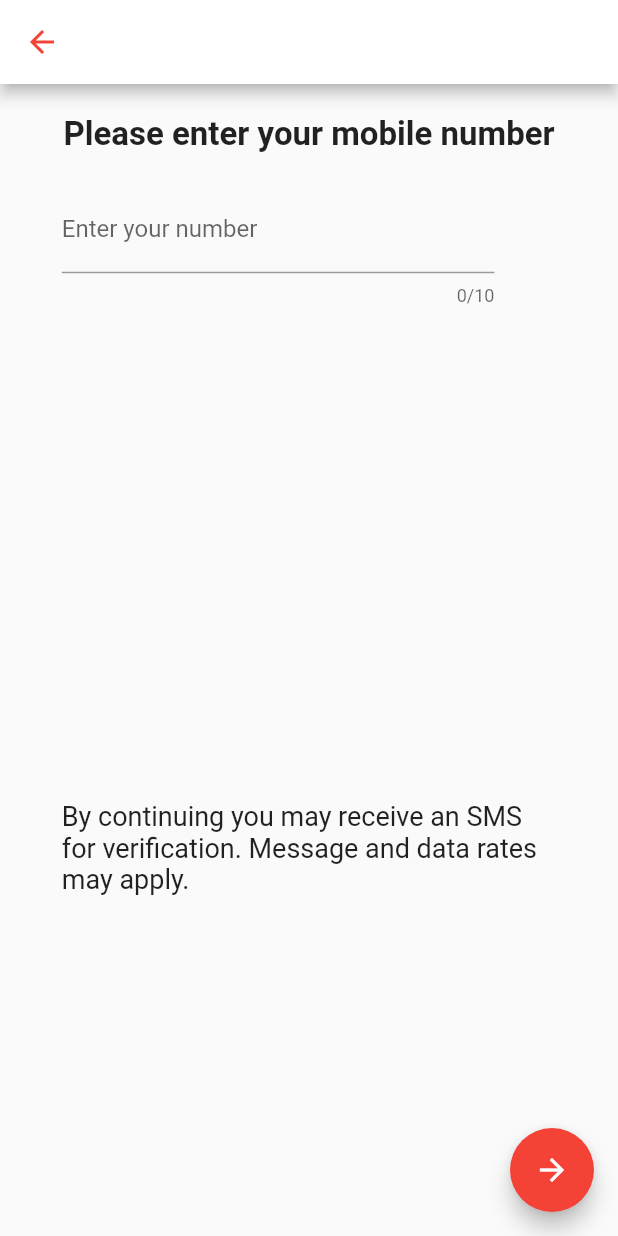
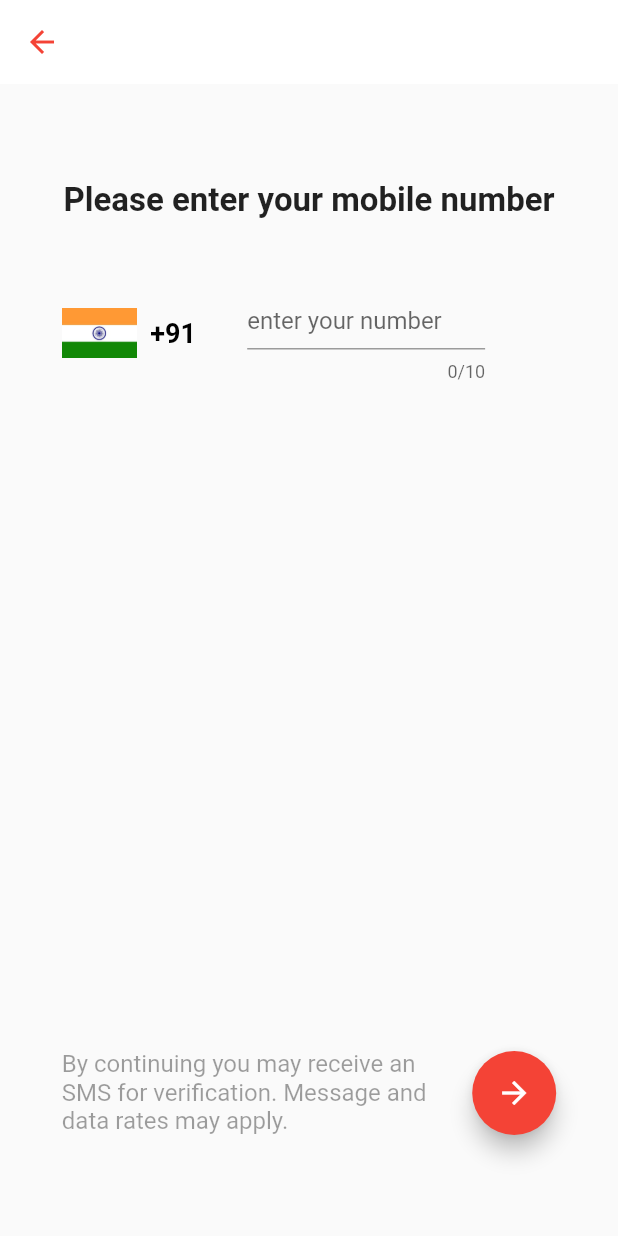
Before and after one commit to jayaprakashreddy-dev/Dooit, a Flutter app: the screen it shows after launch, after a tap on "Enter your mobile number", on a phone screen of 412 x 824 dp. Run offline on Flutter 3.47's test engine with Material 2 defaults, Android fonts, the phone set to English and light mode, and no system bars; network calls fail.

Commit message:
includes logo

```diff
--- /dev/null
+++ b/lib/Info/variables.dart
@@ -0,0 +1,12 @@
+// class Data {
+//   main() {
+//     gl
+//   }
+// }
+
+
+import 'package:flutter/cupertino.dart';
+
+final TextEditingController OtpEntered =new TextEditingController();
+final TextEditingController MobileNumber =new TextEditingController();
+const url="http://34.93.104.9:3000/api";
--- a/lib/Jatin/Logo.dart
+++ b/lib/Jatin/Logo.dart
@@ -2,6 +2,7 @@ import 'package:dooit/Arrangements/ShowImage.dart';
 import 'package:dooit/Arrangements/SizeModification.dart';
 import 'package:flutter/cupertino.dart';
 import 'package:flutter/material.dart';
+import 'package:flutter/rendering.dart';
 
 class Logo extends StatefulWidget{
   @override
@@ -16,49 +17,78 @@ class _LogoState extends State<Logo> {
     return MaterialApp(
       debugShowCheckedModeBanner: false,
       home: Scaffold(
-      body: Container(
-        child: ListView(
+      body:Column(
           children: <Widget>[
-          Column(
+            Container(
+            height: MediaQuery.of(context).size.height*0.6,
+              width: MediaQuery.of(context).size.width*1,
+              child:Padding(
+                padding: EdgeInsets.only(top: 50.0),
+                child:ShowImage("logo"),),
+            ),
+           Container(
+            height: MediaQuery.of(context).size.height*0.4,
+            width: MediaQuery.of(context).size.height*1,
+            child: Column(
+              mainAxisAlignment: MainAxisAlignment.center,
               children: <Widget>[
-              // Padding(
-
-
-              //     padding: EdgeInsets.only(top:SizeConfig.blockSizeVertical * 5.09,bottom: SizeConfig.blockSizeVertical * 5.24),
-              SizedBox(
-                height: MediaQuery.of(context).size.height/20,
+              Padding(
+                padding: EdgeInsets.only(top: 100.0),
+                child: Text(
+                  "Start DOOing with DOO.it",
+                  style: TextStyle(
+                    fontSize: 28.0,
+                    color: Colors.black,
+                    fontWeight:FontWeight.bold,
+                    )
                 ),
-              SizedBox(
-                height: MediaQuery.of(context).size.height/2.16,
-                width: MediaQuery.of(context).size.width/1,
-                              child:ShowImage("logo"),
               ),
+              Row(
+                children: <Widget>[
                  Padding(
-
-                  padding: EdgeInsets.only(top:SizeConfig.blockSizeVertical * 20,bottom:15.4,left: 9.6),
-                  child: Text("Start DOOing with DOO.it",style:TextStyle(color:Colors.black,fontWeight: FontWeight.bold,fontSize: SizeConfig.blockSizeVertical * 3)),
+                  padding: EdgeInsets.only(top: 44.0,bottom: 10.0),
+                  child: SizedBox(
+                  height: 60.0,
+                 width: MediaQuery.of(context).size.width*1,
+                 child :Row(
+                  children: <Widget>[
+                    Padding(
+                      padding: EdgeInsets.only(left: 25.0),
+                      child:SizedBox(
+                        height: 30.0,
+                        width: 50.0,
+                        child: ShowImage("india"),
                       ),
-                 SizedBox(
-                   height: MediaQuery.of(context).size.height/20,
-                   child: RaisedButton(
-                     child: Text("Enter your mobile number"),
-                     onPressed: (){
+                    ),
+                    Text("    "),
+                      Text("   +91  ",
+                      style: TextStyle(
+                    fontSize: 18.0,
+                    color: Colors.black,
+                    fontWeight: FontWeight.bold,
+                  )),
+                  InkWell(
+                  child:Text("Enter your mobile number",
+                  style: TextStyle(
+                  fontSize: 18.0,
+                  color: Colors.black38,)
+                  ),
+                  onTap: (){
                     Navigator.pushNamed(context, "NumberEntry");
                   },
                 ),
+                   ],
                  )
-                //  Padding(
-
-                //   padding: EdgeInsets.only(top:SizeConfig.blockSizeVertical * 0,bottom:5.4,left: 9.6),
-                //   child:,
-                //  )
-
+              ),
+              )
                 ],
               )
             ],
           ),
       ),
-    ),
+          ],
+      )
+      )
     );
   }
 }
--- a/lib/Jatin/NumberEntry.dart
+++ b/lib/Jatin/NumberEntry.dart
@@ -1,12 +1,11 @@
 import 'dart:convert';
-
 import 'package:dooit/Arrangements/SizeModification.dart';
-import 'package:dooit/Jatin/OtpEnter.dart';
-import 'package:dooit/apis/api_service.dart';
 import 'package:flutter/cupertino.dart';
 import 'package:flutter/material.dart';
 import 'package:flutter/material.dart' as prefix0;
 import 'package:http/http.dart' as http;
+import '../Info/variables.dart' as global;
+import '../Arrangements/ShowImage.dart';
 
 
 class NumberEntry extends StatefulWidget{
@@ -23,76 +22,17 @@ class _NumberEntryState extends State<NumberEntry> {
     final SnackBar =new prefix0.SnackBar(
       content: new Text(me),
       duration: new Duration(seconds: 1),
-      // action: new SnackBarAction(
-      //   label: "OK",onPressed: (){
-      //     // Navigator.pushNamed(context, ;
-      //     // exit(0);
-      //   },
-      // ),
-      // backgroundColor: Colors.blue,
     );
     _scaffoldkey.currentState.showSnackBar(SnackBar);
   }
   final JsonDecoder _decoder = new JsonDecoder();
-  // Future<dynamic> post() {
-  //   print("in post");
-  //   return http.post(
-  //     "http://34.93.104.9:3000/api/signup",
-  //     body: json.encode({
-  //       "phone": MobileNumber
-  //     }),
-  //     headers: {"Accept": "application/json","Content-type": "application/json",},
-  //   ).then((http.Response response) {
-  //     print("after response");
-  //     // final String res = response.body;
-  //     final int statusCode = response.statusCode;
-
-  //     if (statusCode < 200 || statusCode > 400 || json == null) {
-  //       throw new Exception("Error while fetching data");
-  //     }
-  //     return _decoder.convert(response.body);
-
-
-  //           // Map data={
-  //           //   "phone":MobileNumber.text
-  //           // };
-  //           // var jsonResponse=null;
-  //           // var response =await http.post("http://34.93.104.9:3000/api/signup",body: data);
-  //           // callSnackBar("await completed");
-  //           // print("after");
-  //           // if(response.statusCode==200)
-  //           // {
-  //           //   callSnackBar("In respnse with 200");
-  //           //    jsonResponse = json.decode(response.body);
-  //           //   // jsonData=json
-  //           //   print(
-  //           //   "s");
-
-  //           //   print(jsonResponse);
-  //           //   if(jsonResponse['success']==true)
-  //           //   {
-  //           //     callSnackBar("Otp sent to your mobile");
-  //           //     print("true");
-  //           //     // OtpEnter(MobileNumber);
-  //           //     // Navigator.pushNamed(context, "OtpPage");
-
-  //           //      Navigator.push(
-  //           //               context,
-  //           //               MaterialPageRoute(
-  //           //                   builder: (context) => OtpEnter(
-  //           //                       MobileNumber)));
-
-
-  //   });
-  // }
-
-  final TextEditingController MobileNumber =new TextEditingController();
   @override
   Widget build(BuildContext context) {
     SizeConfig().init(context);
     return Scaffold(
       key: _scaffoldkey,
       appBar: new AppBar(
+        elevation: 0.0,
         backgroundColor: Colors.white,
         leading: new IconButton(
           icon: new Icon(Icons.arrow_back, color: Colors.red),
@@ -104,9 +44,12 @@ class _NumberEntryState extends State<NumberEntry> {
             padding:  EdgeInsets.only(top:SizeConfig.blockSizeHorizontal* 5,),
             child: Column(
               children: <Widget>[
-                Text(
+            Padding(
+            padding: EdgeInsets.only(top: 44.0,bottom: 10.0),
+              child:Text(
                   "Please enter your mobile number",
                   style: TextStyle(fontSize: 22.0, fontWeight: FontWeight.bold),
+                ),
             ),
               ],
             ),
@@ -114,56 +57,76 @@ class _NumberEntryState extends State<NumberEntry> {
           new Container(
               padding:EdgeInsets.only(left:SizeConfig.blockSizeVertical* 5,top: SizeConfig.blockSizeHorizontal* 5,right: SizeConfig.blockSizeVertical* 10),
               child: new Column(
-                // mainAxisAlignment: MainAxisAlignment.center,
+
+                //mainAxisAlignment: MainAxisAlignment.center,
                 children: <Widget>[
-                  new TextFormField(
-                    controller: MobileNumber,
+                Row(
+                  //mainAxisAlignment: MainAxisAlignment.spaceBetween,
+                  children: <Widget>[
+                  SizedBox(
+                  height: 90.0,
+                  width:SizeConfig.blockSizeHorizontal* 30,
+                  child:Container(
+                    child: Row(
+                      children: <Widget>[
+                        SizedBox(
+                          height: 40.0,
+                          width: 50.0,
+                          child: ShowImage("india"),
+                        ),
+
+
+
+                        Text("  +91 ",
+                            style: TextStyle(
+                              fontSize: 18.0,
+                              color: Colors.black,
+                              fontWeight: FontWeight.bold,
+                            )
+                        ),
+                      ],
+                    ),
+                  ),
+                ),
+
+
+                SizedBox(
+     height: 60.0,
+     width:SizeConfig.blockSizeHorizontal* 38.5,
+     child:   TextFormField(
+       controller: global.MobileNumber,
        maxLength: 10,
        decoration: new InputDecoration(
-                      labelText: "Enter your number",
+
           hintStyle: null,
+         hintText: "enter your number"
        ),
        keyboardType: TextInputType.number,
      ),
+ ),
+                  ],
+                ),
+
                 ],
               )),
           Container(
-            padding: EdgeInsets.only(top: SizeConfig.blockSizeHorizontal* 80, left: SizeConfig.blockSizeVertical* 5, right: SizeConfig.blockSizeVertical* 5,),
+            padding: EdgeInsets.only(top: SizeConfig.blockSizeHorizontal* 105, left: SizeConfig.blockSizeVertical* 5, right: SizeConfig.blockSizeVertical* 5,),
 
             //  width:282.0,
             //  height:44.0,
 
-            child: Column(
+            child: Row(
+              mainAxisAlignment: MainAxisAlignment.spaceBetween,
               children: <Widget>[
-                Text(
+    SizedBox(
+      height: MediaQuery.of(context).size.height*0.07,
+      width: MediaQuery.of(context).size.width*0.6,
+    child:Text(
+
                   "By continuing you may receive an SMS for verification. Message and data rates may apply.",
-                  style: TextStyle(fontSize: 18.0, fontWeight: FontWeight.w400),
-                ),
-              ],
-            ),
-          ),
-          Container(
-            padding:
-                const EdgeInsets.only(top: 630.0, left: 22.5, right: 150.0),
-
-            //  width:282.0,
-            //  height:44.0,
-
-            // child: Column(
-            //   children: <Widget>[
-            //     Text(
-            //       "Edit my mobile number",
-            //       style: TextStyle(
-            //           color: Colors.red,
-            //           fontSize: 20.0,
-            //           fontWeight: FontWeight.w300),
-            //     ),
-            //   ],
-            // ),
-          ),
-        ],
-      ),
-      floatingActionButton: FloatingActionButton(
+                  style: TextStyle(fontSize: 16.0, color: Colors.black38),
+                ),),
+               FloatingActionButton(
                     onPressed: () async{
                       callSnackBar("OTP is sending to your Number....");
                       // Post newPost = new Post(
@@ -175,7 +138,7 @@ class _NumberEntryState extends State<NumberEntry> {
                       await   http.post(
                         "http://34.93.104.9:3000/api/signup",
                         body: json.encode({
-        "phone": MobileNumber.text
+                          "phone": global.MobileNumber.text
                         }),
                         headers: {"Accept": "application/json","Content-type": "application/json",},
                       ).then((http.Response response) {
@@ -188,60 +151,19 @@ class _NumberEntryState extends State<NumberEntry> {
                           if(jsonResponse['success']==true)
                           {
                             callSnackBar("Otp is sent to your number");
-         Navigator.push(
-                          context,
-                          MaterialPageRoute(
-                              builder: (context) => OtpEnter(
-                                  MobileNumber)));
+                            Navigator.pushNamed(context, "OtpPage");
+                            // Navigator.push(
+                            //     context,
+                            //     MaterialPageRoute(
+                            //         builder: (context) => OtpEnter(
+                            //             global.MobileNumber)));
 
                           }
                           else if(jsonResponse['success']==false){
                             callSnackBar("Failed to send Otp,Please Try again");
                           }
                         }
-      // else{
-      //   callSnackBar("after");
-      //    Navigator.push(
-      //                     context,
-      //                     MaterialPageRoute(
-      //                         builder: (context) => OtpEnter(
-      //                             MobileNumber)));
-
-      // }
-
                       });
-            // Map data={
-            //   "phone":MobileNumber.text
-            // };
-            // var jsonResponse=null;
-            // var response =await http.post("http://34.93.104.9:3000/api/signup",body: data);
-            // callSnackBar("await completed");
-            // print("after");
-            // if(response.statusCode==200)
-            // {
-            //   callSnackBar("In respnse with 200");
-            //    jsonResponse = json.decode(response.body);
-            //   // jsonData=json
-            //   print(
-            //   "s");
-
-            //   print(jsonResponse);
-            //   if(jsonResponse['success']==true)
-            //   {
-            //     callSnackBar("Otp sent to your mobile");
-            //     print("true");
-            //     // OtpEnter(MobileNumber);
-            //     // Navigator.pushNamed(context, "OtpPage");
-
-
-            //   }
-            //   else{
-            //     callSnackBar("Otp failed to send  Retry");
-            //   }
-            // }
-
-
-          // Navigator.pushNamed(context, "OtpPage");
                     },
 
                     child: Icon(
@@ -249,8 +171,18 @@ class _NumberEntryState extends State<NumberEntry> {
                       color: Colors.white,
                     ),
                     backgroundColor: Colors.red,
+
 //  FloatingActionButtonLocation.centerFloat,
                   ),
+
+
+              ],
+            ),
+          ),
+
+        ],
+      ),
+
     );
   }
 }
--- a/lib/Jatin/OtpEnter.dart
+++ b/lib/Jatin/OtpEnter.dart
@@ -3,6 +3,7 @@ import 'dart:convert';
 import 'package:dooit/Arrangements/SizeModification.dart';
 import 'package:flutter/cupertino.dart';
 import 'package:flutter/material.dart';
+import '../Info/variables.dart' as global;
 import 'package:flutter/material.dart' as prefix0;
 import 'package:http/http.dart' as http;
 
@@ -30,19 +31,6 @@ class OtpEnter extends StatelessWidget {
     _scaffoldkey.currentState.showSnackBar(SnackBar);
   }
 
-  // Widget OtpError(){
-
-  //   return ListView(
-  //     children: <Widget>[
-  //       Text("Please Enter correct OTP"),
-  //     ],
-  //   );
-  // }
-
-  OtpEnter(this.MobileEntered);
-  final MobileEntered;
-
-  final TextEditingController OtpEntered =new TextEditingController();
   @override
    Widget build(BuildContext context) {
     SizeConfig().init(context);
@@ -77,7 +65,7 @@ class OtpEnter extends StatelessWidget {
                 children: <Widget>[
                   new TextFormField(
                     maxLength: 6,
-                    controller: OtpEntered,
+                    controller: global.OtpEntered,
                     decoration: new InputDecoration(
                       labelText: "Enter your OTP",
                       hintStyle: null,
@@ -136,8 +124,8 @@ class OtpEnter extends StatelessWidget {
           print("befoe");
 
             Map data={
-              "phone":MobileEntered.text,
-              "otp":OtpEntered.text
+              "phone":global.MobileNumber.text,
+              "otp":global.OtpEntered.text
             };
             var jsonResponse;
             var response =await http.post("http://34.93.104.9:3000/api/login",body: data);
--- a/lib/apis/api_service.dart
+++ b/lib/apis/api_service.dart
@@ -11,15 +11,10 @@
 
 
 
-import 'package:flutter/cupertino.dart';
-
-class Controllers {
-
-  String MobileNumberInput;
-
-  // final TextEditingController MobileNumberInput=new TextEditingController();
-  final TextEditingController OtpEnteredInput =new TextEditingController();
-}
+import 'dart:convert';
+import '../Info/variables.dart' as global;
+import 'package:http/http.dart' as http;
+// import 'package:flutter/cupertino.dart';
 
 
 // class ApiService{
@@ -60,6 +55,26 @@ class Controllers {
 //               }
 //             }
 
+
 //   }
 
 // }
+
+
+class ApiService {
+
+
+                Future CallPost()async{
+                    await   http.post(
+                                  "${global.url}/signup",
+                                  // "http://34.93.104.9:3000/api/signup",
+                                  body: json.encode({
+                                    "phone": global.MobileNumber.text
+                                  }),
+                              headers: {"Accept": "application/json","Content-type": "application/json",},
+                               ).then((http.Response response) {
+                                          return response;
+                                      }
+                                  );
+                        }
+}
--- a/lib/main.dart
+++ b/lib/main.dart
@@ -54,7 +54,7 @@ class _MyHomePageState extends State<MyHomePage> {
           'LaxmaHome':(BuildContext context) => new LaxmaHome(),
           // 'VamshiHome':(BuildContext context) => new Home(),
           'SankethHome':(BuildContext context) => new SankethHome(),
-          // 'OtpPage':(BuildContext context) => new OtpEnter(),
+          'OtpPage':(BuildContext context) => new OtpEnter(),
            'NumberEntry':(BuildContext context) => new NumberEntry(),
 
            'Success':(BuildContext context) => new Success(),
```
Also changed, not shown: 6 other files. Lines whose indentation alone changed are shown as unchanged.
